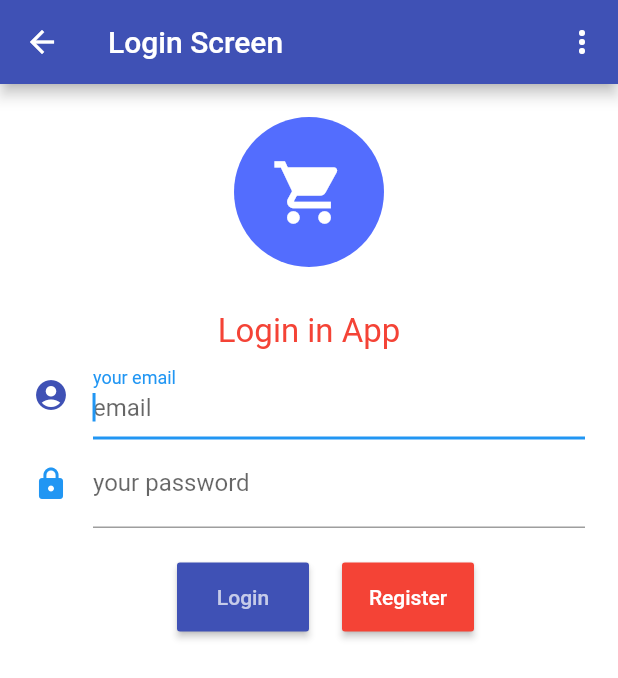
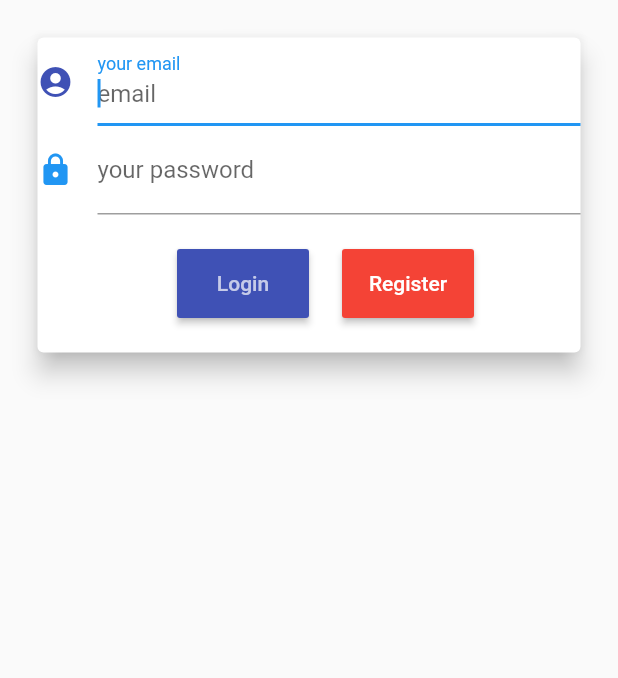
Before and after one commit to MohamedHassan275/GiveApp_Flutter, a Flutter app: the LoginCliant screen opened directly, on a phone screen of 412 x 824 dp. Shown: the top 678 px of the screen. Run offline on Flutter 3.47's test engine with Material 2 defaults, Android fonts, the phone set to English and light mode, and no system bars.

Commit message:
Initial commit

```diff
--- a/lib/Activites/LoginClass.dart
+++ b/lib/Activites/LoginClass.dart
@@ -3,7 +3,6 @@ import 'package:flutter/material.dart';
 
 
 
-    // Initial commit
 class LoginCliant extends StatefulWidget {
   @override
   State<StatefulWidget> createState() {
@@ -29,56 +28,30 @@ class HomeClickLiser extends State<LoginCliant> {
   }
 
 
-
   @override
   Widget build(BuildContext context) {
     // TODO: implement build
     return new Scaffold(
-      appBar: new AppBar(
-        title: new Text('Login Screen'),
-        backgroundColor: Colors.indigo,
-        actions: <Widget>[
-//          new IconButton(
-//              icon: new Icon(Icons.airplanemode_active), onPressed: () => debugPrint('air plane')),
-//          new IconButton(
-//              icon: new Icon(Icons.add_a_photo),
-//              onPressed: () => debugPrint('camera')),
-          new IconButton(
-              icon: new Icon(Icons.more_vert),
-              onPressed: () => debugPrint('more')),
 
-        ],
-      ),
-      body: new Container(
-        alignment: Alignment.center,
-        color: Colors.white,
-        padding: new EdgeInsets.all(22.0),
-        child: new Column(
+      body: new Stack(
         children: <Widget>[
-//            new Image.asset('img/logo.jpg',
-//            width: 100.0,height: 100.0,
-//            alignment: Alignment.center),
-            CircleAvatar(
-              backgroundColor: Colors.indigoAccent,
-              radius: 50.0,
-              child: Icon(
-                Icons.shopping_cart,
-                color: Colors.white,
-                size: 50.0,
+          Container(
+            child: new DecoratedBox(
+              decoration: new BoxDecoration(
+                image: new DecorationImage(
+                  image: new AssetImage("img/background_splash_screen.png"),
+                  fit: BoxFit.fill,
                 ),
               ),
-
-            new Container(
-              padding: EdgeInsets.all(15.0),
-            ),
-            new Text(
-              'Login in App',
-              style: new TextStyle(
-                fontSize: 22,
-                color: Colors.red,
             ),
           ),
-         new Container(
+        new Column(
+              children: <Widget>[
+
+                new Card(
+                  elevation: 7.0,
+                  margin:EdgeInsets.all(25.0),
+                  child:  new Container(
                     child: new Column(
                       children: <Widget>[
                         new Column(
@@ -86,7 +59,6 @@ class HomeClickLiser extends State<LoginCliant> {
                             new TextField(
                               autocorrect: true,
                               autofocus: true,
-
                               decoration: new InputDecoration(
                                 icon: new Icon(Icons.account_circle,color: Colors.indigo,),
                                 labelText: 'your email',
@@ -106,15 +78,7 @@ class HomeClickLiser extends State<LoginCliant> {
                               keyboardType: TextInputType.visiblePassword,
                               onChanged: OnChangeValue,
                             ),
-                 ],
-
-             )
-             ],
-           ),
-         ),
-
                             new Center(
-
                               child: new Row(
                                 mainAxisAlignment: MainAxisAlignment.center,
                                 children: <Widget>[
@@ -138,9 +102,24 @@ class HomeClickLiser extends State<LoginCliant> {
                               ),
                             ),
                           ],
-        ),
+
+                        )
+                      ],
                     ),
 
+                  ),
+
+                ),
+
+
+
+              ],
+            ),
+
+        ],
+      ),
     );
+
+
   }
 }
--- a/lib/Utils/flutkart.dart
+++ b/lib/Utils/flutkart.dart
@@ -1,6 +1,6 @@
 class Flutkart {
-  static const String name = "Flutkart";
-  static const String store = "Online Store\n For Everyone";
+  static const String name = "لا شئ يطلق العظمة الكامنة بداخلنا  ";
+  static const String store = "مثل الرغبة في مساعدة الآخرين وخدمتهم";
   static const String wt1 = "WELCOME";
   static const String wc1 =
       "Flutkart is Premium Online Shopping\n Platform for Everyone";
```
Also changed, not shown: lib/Activites/SplashScreen.dart (+44 -35 lines), lib/main.dart (+15 -105 lines), pubspec.yaml (+7 -4 lines), img/background_splash_screen.png (added), img/backgroung_hand_screen.png (added), img/gmaia_screen.png (added), img/hospital_screen.png (added), img/logo.png (added), img/logout_screen.png (added). Lines whose indentation alone changed are shown as unchanged.
